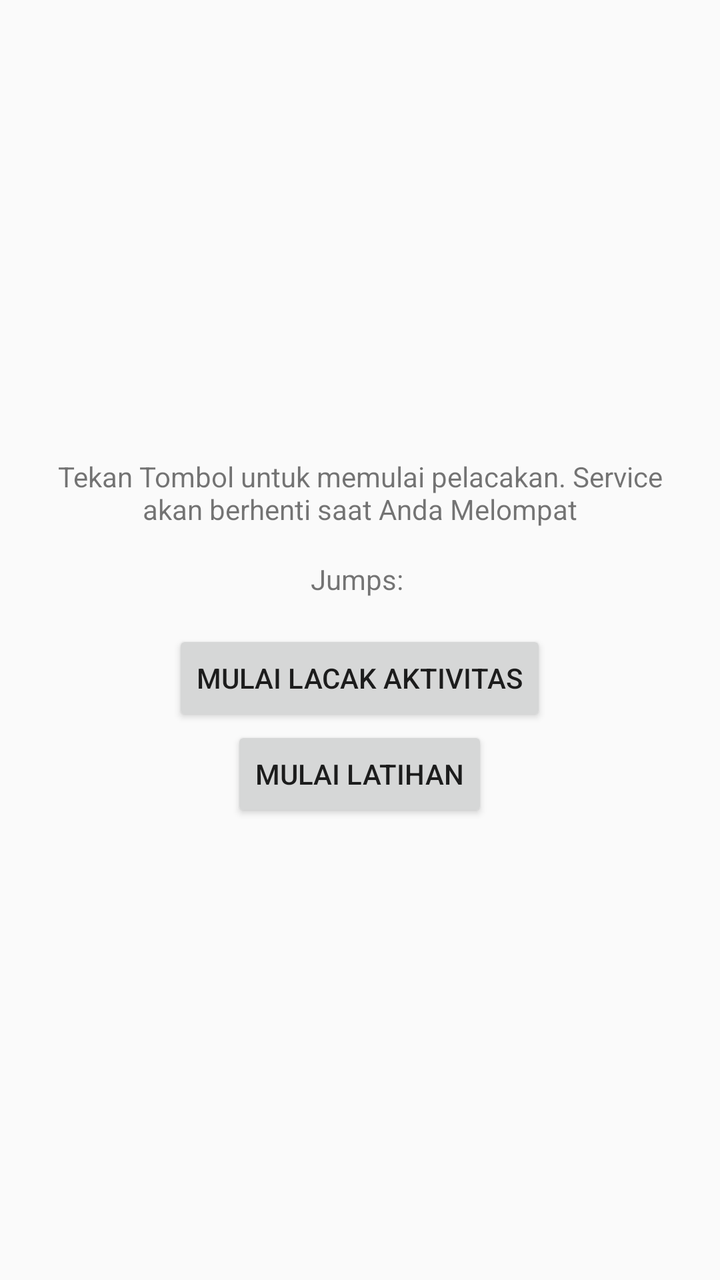
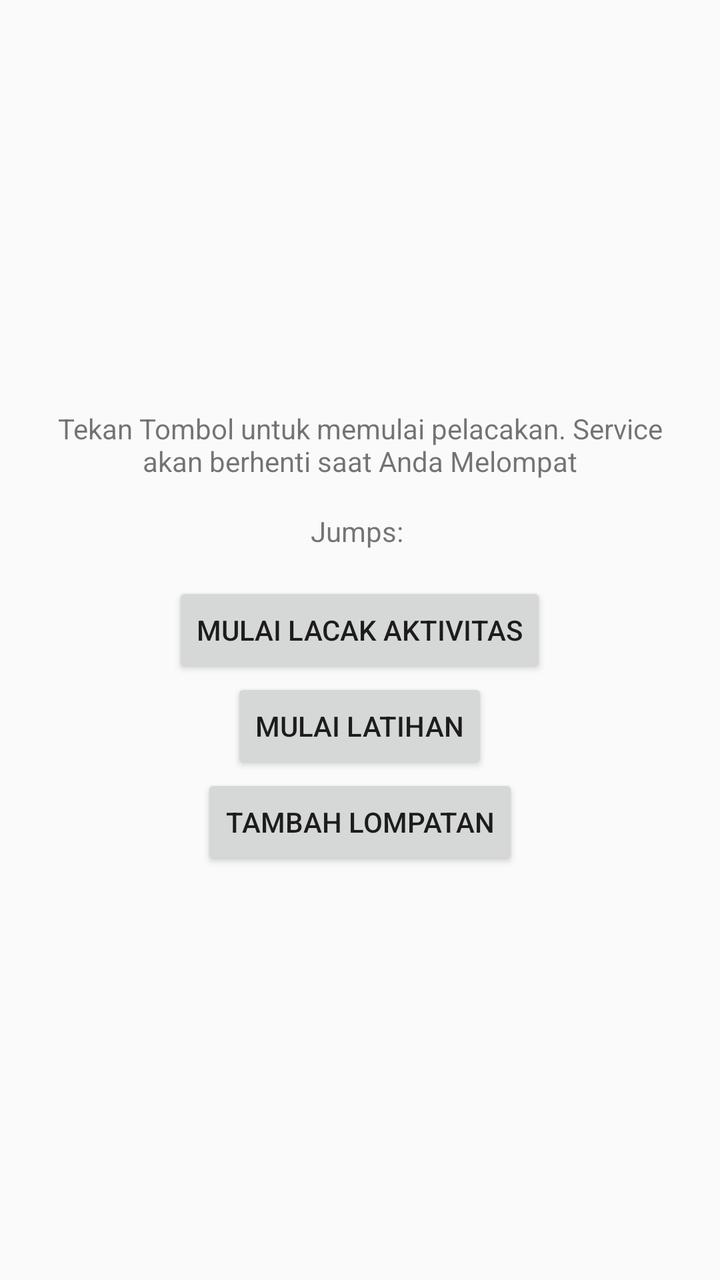

The first picture is an Android layout as it rendered before a commit; the second is the same layout after the commit. The layout source and the unified diff follow.
<!-- AndroidManifest.xml: activity theme Theme.BackgroundServices -->
<!-- res/layout/activity_main.xml -->
<?xml version="1.0" encoding="utf-8"?>
<LinearLayout xmlns:android="http://schemas.android.com/apk/res/android"
    android:orientation="vertical"
    android:layout_width="match_parent"
    android:layout_height="match_parent"
    android:padding="16dp"
    android:gravity="center">

    <TextView
        android:layout_width="match_parent"
        android:layout_height="wrap_content"
        android:text="Tekan Tombol untuk memulai pelacakan. Service akan berhenti saat Anda Melompat"
        android:textAlignment="center"
        android:layout_marginBottom="16dp"
        android:id="@+id/statusTextView"
        />

    <TextView
        android:layout_width="match_parent"
        android:layout_height="wrap_content"
        android:text="Jumps: "
        android:textAlignment="center"
        android:layout_marginBottom="16dp"
        android:id="@+id/jumpCount"
        />

    <Button
        android:id="@+id/btnMasuk"
        android:layout_width="wrap_content"
        android:layout_height="wrap_content"
        android:text="Mulai Lacak Aktivitas"/>

    <Button
        android:id="@+id/btnLatihan"
        android:layout_width="wrap_content"
        android:layout_height="wrap_content"
        android:text="Mulai Latihan"/>

</LinearLayout>
<!-- resources referenced by this layout -->
<resources>
  <style name="Theme.BackgroundServices" parent="android:Theme.Material.Light.NoActionBar" />
</resources>

<!-- the commit's change to res/layout/activity_main.xml (unified diff, before → after) -->
@@ -36,4 +36,10 @@
         android:layout_height="wrap_content"
         android:text="Mulai Latihan"/>
 
+    <Button
+        android:id="@+id/btnTambahLompatan"
+        android:layout_width="wrap_content"
+        android:layout_height="wrap_content"
+        android:text="Tambah Lompatan"/>
+
 </LinearLayout>
